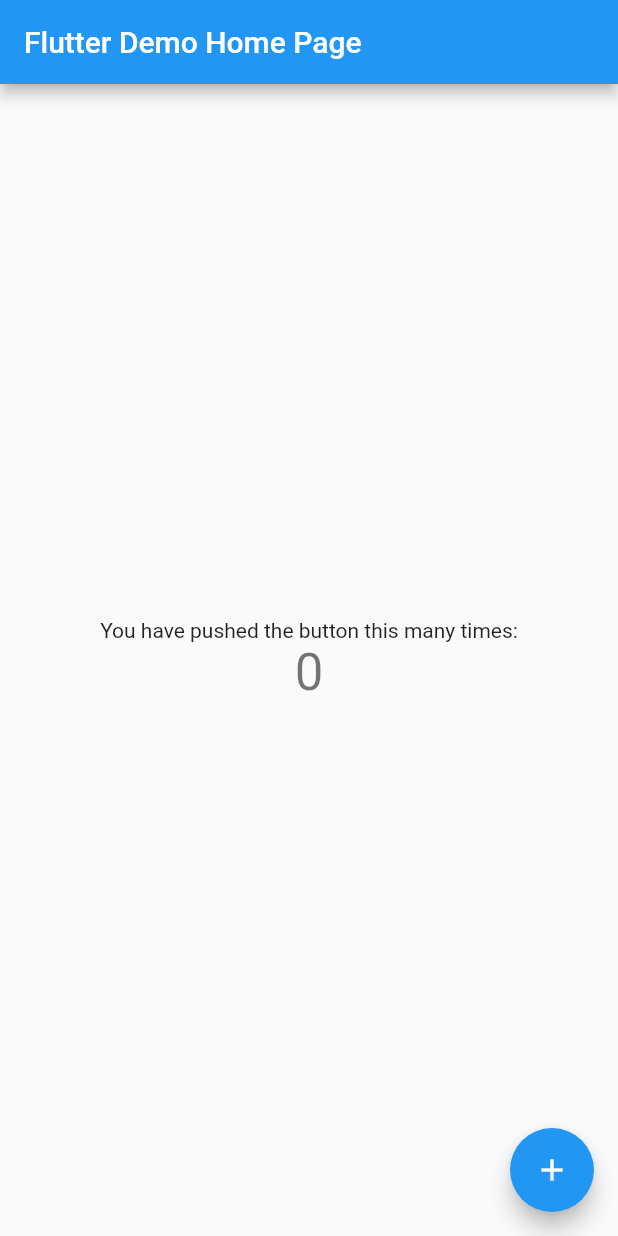
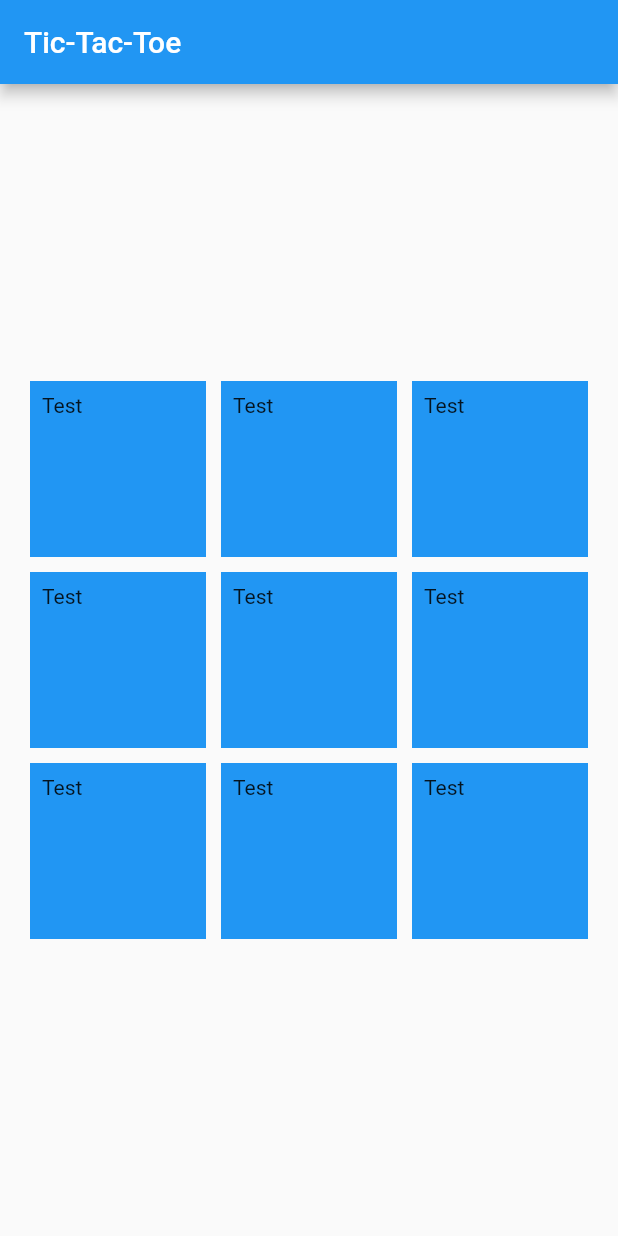
Before and after one commit to mustelidae1/dartwebsite, a Flutter app: the screen it shows after launch, on a phone screen of 412 x 824 dp. Run offline on Flutter 3.47's test engine with Material 2 defaults, Android fonts, the phone set to English and light mode, and no system bars.

Commit message:
Work in progress grid UI

```diff
--- a/dart_game/cs_354/lib/main.dart
+++ b/dart_game/cs_354/lib/main.dart
@@ -7,7 +7,7 @@
   @override
   Widget build(BuildContext context) {
     return MaterialApp(
-      title: 'Flutter Demo',
+      title: 'Tic-Tac-Toe',
       theme: ThemeData(
         // This is the theme of your application.
         //
@@ -20,7 +20,7 @@
         // is not restarted.
         primarySwatch: Colors.blue,
       ),
-      home: MyHomePage(title: 'Flutter Demo Home Page'),
+      home: MyHomePage(title: 'Tic-Tac-Toe'),
     );
   }
 }
@@ -91,21 +91,72 @@
           // horizontal).
           mainAxisAlignment: MainAxisAlignment.center,
           children: <Widget>[
-            Text(
-              'You have pushed the button this many times:',
-            ),
-            Text(
-              '$_counter',
-              style: Theme.of(context).textTheme.display1,
+            GridView.count(
+              primary: false,
+              shrinkWrap: true,
+              scrollDirection: Axis.vertical,
+              padding: const EdgeInsets.all(20),
+              crossAxisSpacing: 10,
+              mainAxisSpacing: 10,
+              crossAxisCount: 3,
+              children: <Widget>[
+                Container(
+                  padding: const EdgeInsets.all(8),
+                  child: const Text('Test'),
+                  color: Colors.blue,
+                ),
+                Container(
+                  padding: const EdgeInsets.all(8),
+                  child: const Text('Test'),
+                  color: Colors.blue,
+                ),
+                Container(
+                  padding: const EdgeInsets.all(8),
+                  child: const Text('Test'),
+                  color: Colors.blue,
+                ),
+                Container(
+                  padding: const EdgeInsets.all(8),
+                  child: const Text('Test'),
+                  color: Colors.blue,
+                ),
+                Container(
+                  padding: const EdgeInsets.all(8),
+                  child: const Text('Test'),
+                  color: Colors.blue,
+                ),
+                Container(
+                  padding: const EdgeInsets.all(8),
+                  child: const Text('Test'),
+                  color: Colors.blue,
+                ),
+                Container(
+                  padding: const EdgeInsets.all(8),
+                  child: const Text('Test'),
+                  color: Colors.blue,
+                ),
+                Container(
+                  padding: const EdgeInsets.all(8),
+                  child: const Text('Test'),
+                  color: Colors.blue,
+                ),
+                Container(
+                  padding: const EdgeInsets.all(8),
+                  child: const Text('Test'),
+                  color: Colors.blue,
+                ),
+              ]
             ),
           ],
         ),
       ),
+      /*
       floatingActionButton: FloatingActionButton(
         onPressed: _incrementCounter,
-        tooltip: 'Increment',
+        tooltip: 'Inc',
         child: Icon(Icons.add),
       ), // This trailing comma makes auto-formatting nicer for build methods.
+      */
     );
   }
 }
```
Also changed, not shown: dart_game/cs_354/images/base.png (added), dart_game/cs_354/images/o.png (added), dart_game/cs_354/images/x.png (added), 1 other file.
